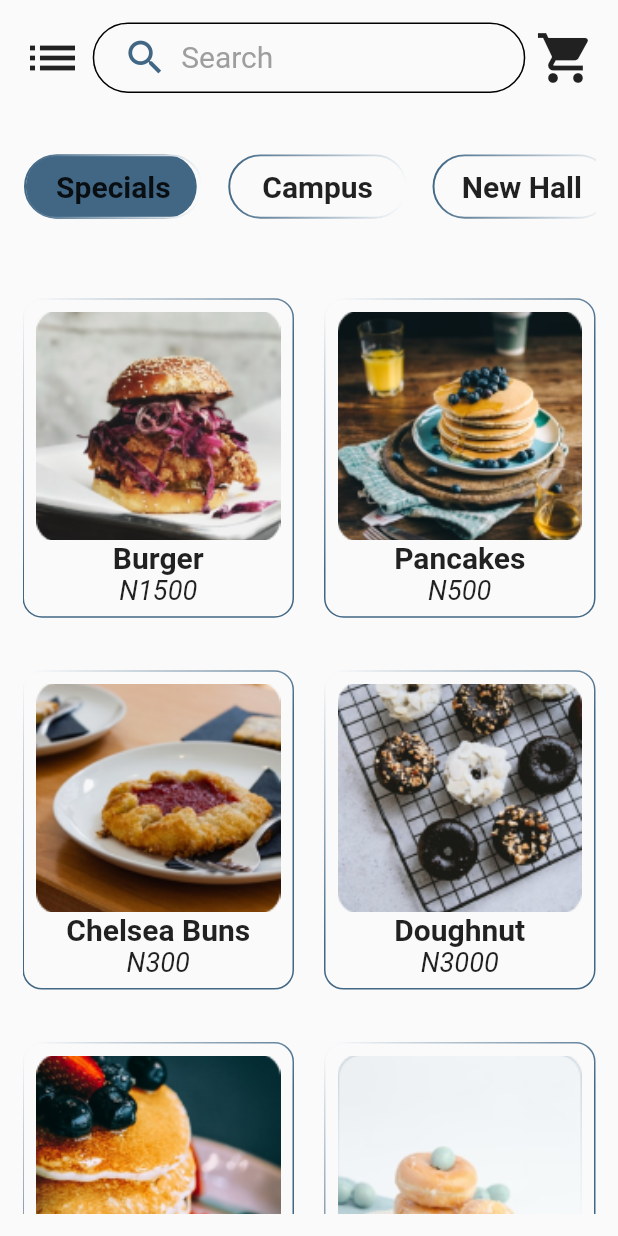
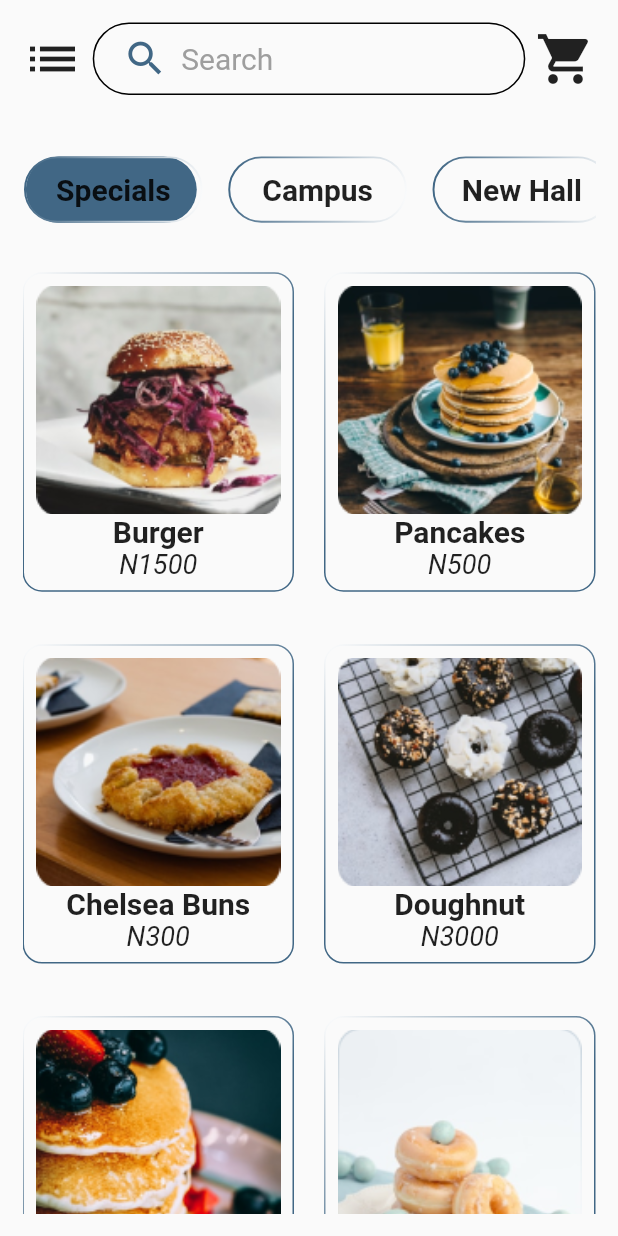
Before and after one commit to blayziken/budge_food, a Flutter app: the HomeScreen screen opened by its route, on a phone screen of 412 x 824 dp. Run offline on Flutter 3.47's test engine with Material 2 defaults, Android fonts, the phone set to English and light mode, and no system bars; drawn by our look-alikes of outline_gradient_button; our stand-ins replace gradient_widgets, introduction_screen, lottie, smooth_star_rating; missing offline and left inert: flutter_gradient_colors.

Commit message:
added new route

```diff
--- a/lib/main.dart
+++ b/lib/main.dart
@@ -50,6 +50,7 @@ class MyApp extends StatelessWidget {
           //Basket Screen
           BasketScreen.routeName: (context) => BasketScreen(),
 
+          //Specials and Food Details Screen
           SpecialsDetailScreen.routeName: (context) => SpecialsDetailScreen(),
           FoodOrderDetails.routeName: (context) => FoodOrderDetails(),
         },
--- a/lib/screens/home.dart
+++ b/lib/screens/home.dart
@@ -25,9 +25,11 @@ class _HomeScreenState extends State<HomeScreen>
   Widget build(BuildContext context) {
     return Scaffold(
       key: _scaffoldKey,
-      body: SafeArea(
+      body: SingleChildScrollView(
+        child: SafeArea(
           child: Container(
             width: double.infinity,
+            height: MediaQuery.of(context).size.height,
             child: Padding(
               padding: EdgeInsets.all(15.0),
               child: Column(
@@ -35,9 +37,10 @@ class _HomeScreenState extends State<HomeScreen>
                   CustomAppBar(scaffoldKey: _scaffoldKey),
                   SizedBox(height: 40),
                   HomeTabBar(tabController: _tabController),
-                SizedBox(height: 50),
+                  SizedBox(height: 30),
                   TabBarViewWidget(tabController: _tabController),
                 ],
+              ),
             ),
           ),
         ),
```
Lines whose indentation alone changed are shown as unchanged.
